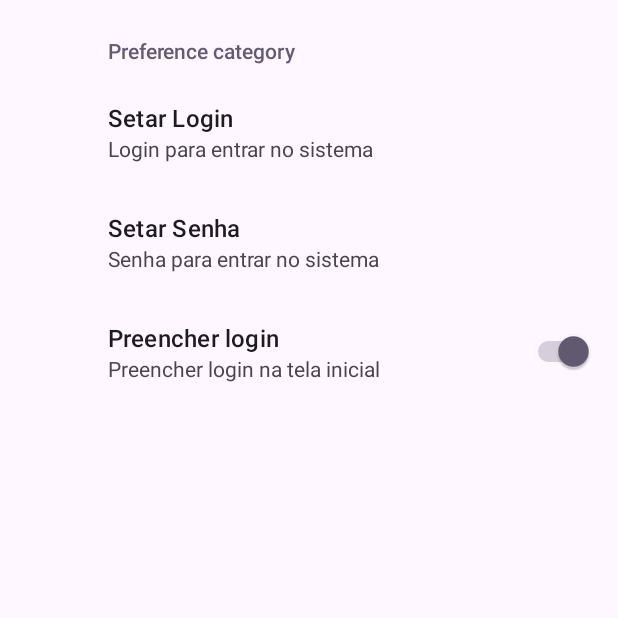
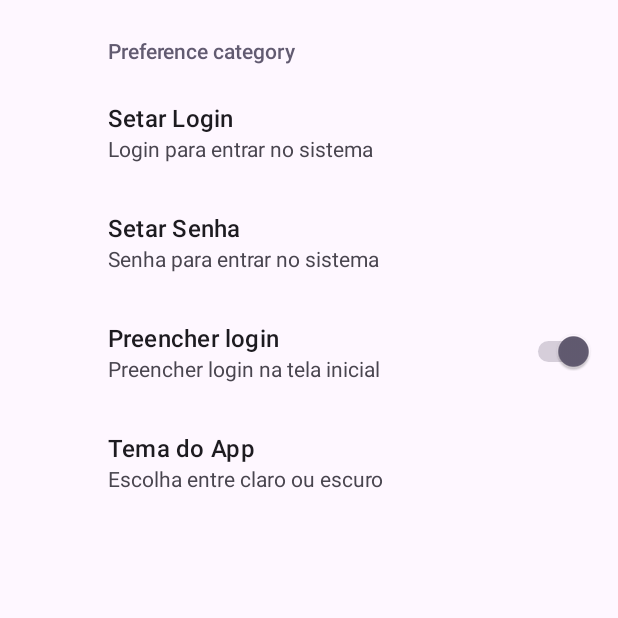
Before and after one commit to s4imu/iartes-modulo-mobile, an Android app: the tela_logada screen opened directly, with no data from a screen before it, in the side drawer, after a tap on "Configs", on a phone screen of 412 x 824 dp, the top half of it. Run offline under Robolectric (Android 15) with nearby library versions, the phone set to English and light mode, and no system bars; our stand-ins replace androidx.preference.

Commit message:
Desafio do tema no preferences e pular a tela de login

```diff
--- a/app/app/src/main/java/com/example/iartes/CadastroMusica.java
+++ b/app/app/src/main/java/com/example/iartes/CadastroMusica.java
@@ -1,6 +1,7 @@
 package com.example.iartes;
 
 import android.content.Intent;
+import android.content.SharedPreferences;
 import android.net.Uri;
 import android.os.Bundle;
 import android.provider.MediaStore;
@@ -13,9 +14,11 @@ import androidx.annotation.Nullable;
 
 import androidx.activity.EdgeToEdge;
 import androidx.appcompat.app.AppCompatActivity;
+import androidx.appcompat.app.AppCompatDelegate;
 import androidx.core.graphics.Insets;
 import androidx.core.view.ViewCompat;
 import androidx.core.view.WindowInsetsCompat;
+import androidx.preference.PreferenceManager;
 
 import com.example.iartes.model.Musica;
 import com.example.iartes.model.MusicaDAO;
@@ -36,6 +39,14 @@ public class CadastroMusica extends AppCompatActivity {
     protected void onCreate(Bundle savedInstanceState) {
         super.onCreate(savedInstanceState);
         EdgeToEdge.enable(this);
+        SharedPreferences prefs = PreferenceManager.getDefaultSharedPreferences(this);
+        String tema = prefs.getString("tema", "claro");
+
+        if (tema.equals("escuro")) {
+            AppCompatDelegate.setDefaultNightMode(AppCompatDelegate.MODE_NIGHT_YES);
+        } else {
+            AppCompatDelegate.setDefaultNightMode(AppCompatDelegate.MODE_NIGHT_NO);
+        }
         setContentView(R.layout.activity_cadastro_musica);
 
         editNome = findViewById(R.id.editNome);
--- a/app/app/src/main/java/com/example/iartes/tela_logada.java
+++ b/app/app/src/main/java/com/example/iartes/tela_logada.java
@@ -1,6 +1,7 @@
 package com.example.iartes;
 
 import android.content.Intent;
+import android.content.SharedPreferences;
 import android.os.Bundle;
 import android.view.MenuItem;
 import android.view.View;
@@ -10,9 +11,11 @@ import android.widget.Toast;
 import androidx.annotation.NonNull;
 import androidx.appcompat.app.ActionBarDrawerToggle;
 import androidx.appcompat.app.AppCompatActivity;
+import androidx.appcompat.app.AppCompatDelegate;
 import androidx.appcompat.widget.Toolbar;
 import androidx.core.view.GravityCompat;
 import androidx.drawerlayout.widget.DrawerLayout;
+import androidx.preference.PreferenceManager;
 
 import com.google.android.material.navigation.NavigationView;
 public class tela_logada extends AppCompatActivity implements NavigationView.OnNavigationItemSelectedListener {
@@ -23,6 +26,14 @@ public class tela_logada extends AppCompatActivity implements NavigationView.OnN
     @Override
     protected void onCreate(Bundle savedInstanceState) {
         super.onCreate(savedInstanceState);
+        SharedPreferences prefs = PreferenceManager.getDefaultSharedPreferences(this);
+        String tema = prefs.getString("tema", "claro");
+
+        if (tema.equals("escuro")) {
+            AppCompatDelegate.setDefaultNightMode(AppCompatDelegate.MODE_NIGHT_YES);
+        } else {
+            AppCompatDelegate.setDefaultNightMode(AppCompatDelegate.MODE_NIGHT_NO);
+        }
         setContentView(R.layout.activity_tela_logada);
 
        // String nomeUsuarioIntent = getIntent().getStringExtra("usuario");
--- a/app/app/src/main/res/layout/activity_main.xml
+++ b/app/app/src/main/res/layout/activity_main.xml
@@ -78,7 +78,7 @@
         app:layout_constraintEnd_toEndOf="parent"
         app:layout_constraintHorizontal_bias="0.498"
         app:layout_constraintStart_toStartOf="parent"
-        app:layout_constraintTop_toBottomOf="@+id/checkBox" />
+        app:layout_constraintTop_toBottomOf="@+id/checkboxSalvarDados" />
 
     <EditText
         android:id="@+id/etLogin"
@@ -108,7 +108,7 @@
         app:layout_constraintTop_toBottomOf="@+id/etLogin" />
 
     <CheckBox
-        android:id="@+id/checkBox"
+        android:id="@+id/checkboxSalvarDados"
         android:layout_width="wrap_content"
         android:layout_height="40dp"
         android:layout_marginTop="4dp"
--- a/app/app/src/main/res/values/strings.xml
+++ b/app/app/src/main/res/values/strings.xml
@@ -9,4 +9,15 @@
     <string name="usuario_invalido">Usuário Inválido</string>
     <string name="abrir">Abrir Menu</string>
     <string name="fechar">Fechar Menu</string>
+
+
+    <string-array name="tema_entries">
+        <item>Claro</item>
+        <item>Escuro</item>
+    </string-array>
+
+    <string-array name="tema_values">
+        <item>claro</item>
+        <item>escuro</item>
+    </string-array>
 </resources>
--- a/app/app/src/main/res/xml/preferences.xml
+++ b/app/app/src/main/res/xml/preferences.xml
@@ -22,6 +22,13 @@
             android:title="Preencher login"
             android:summary="Preencher login na tela inicial"
             android:defaultValue="true"/>
+        <ListPreference
+            android:key="tema"
+            android:title="Tema do App"
+            android:summary="Escolha entre claro ou escuro"
+            android:defaultValue="claro"
+            android:entries="@array/tema_entries"
+            android:entryValues="@array/tema_values"/>
 
     </PreferenceCategory>
 </PreferenceScreen>
```
Also changed, not shown: app/app/src/main/java/com/example/iartes/MainActivity.java (+55 -2 lines), app/app/src/main/java/com/example/iartes/SplashScreen.java (+37 -19 lines).
